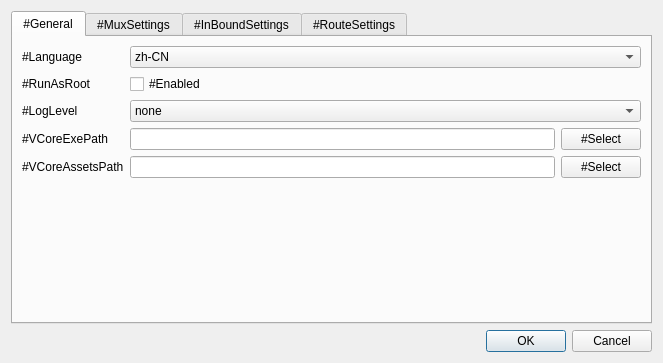
First picture: the form in src/w_PrefrencesWindow.ui, repository darsvador/qvssr, before the edit.
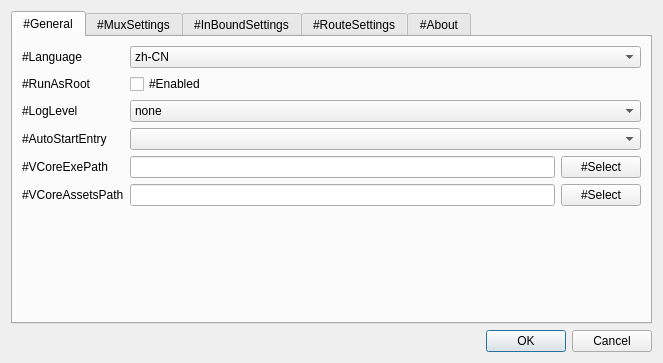
Second picture: the form after the edit.

Commit message: [Part] Partly add AutoStart functionability

What changed in the file:
```diff
--- a/src/w_PrefrencesWindow.ui
+++ b/src/w_PrefrencesWindow.ui
@@ -122,14 +122,14 @@
          </item>
         </widget>
        </item>
-       <item row="3" column="0">
+       <item row="4" column="0">
         <widget class="QLabel" name="label_14">
          <property name="text">
           <string>#VCoreExePath</string>
          </property>
         </widget>
        </item>
-       <item row="3" column="1">
+       <item row="4" column="1">
         <layout class="QHBoxLayout" name="horizontalLayout_4">
          <item>
           <widget class="QLineEdit" name="vCoreExePathTxt"/>
@@ -143,14 +143,14 @@
          </item>
         </layout>
        </item>
-       <item row="4" column="0">
+       <item row="5" column="0">
         <widget class="QLabel" name="label_15">
          <property name="text">
           <string>#VCoreAssetsPath</string>
          </property>
         </widget>
        </item>
-       <item row="4" column="1">
+       <item row="5" column="1">
         <layout class="QHBoxLayout" name="horizontalLayout_5">
          <item>
           <widget class="QLineEdit" name="vCoreAssetsPathTxt"/>
@@ -164,6 +164,22 @@
          </item>
         </layout>
        </item>
+       <item row="3" column="0">
+        <widget class="QLabel" name="label_19">
+         <property name="text">
+          <string>#AutoStartEntry</string>
+         </property>
+        </widget>
+       </item>
+       <item row="3" column="1">
+        <widget class="QComboBox" name="autoStartCombo">
+         <item>
+          <property name="text">
+           <string/>
+          </property>
+         </item>
+        </widget>
+       </item>
       </layout>
      </widget>
      <widget class="QWidget" name="tab_2">
@@ -438,6 +454,11 @@
        </item>
       </layout>
      </widget>
+     <widget class="QWidget" name="tab_5">
+      <attribute name="title">
+       <string>#About</string>
+      </attribute>
+     </widget>
     </widget>
    </item>
    <item>
```
The commit also changes 5 other files.
